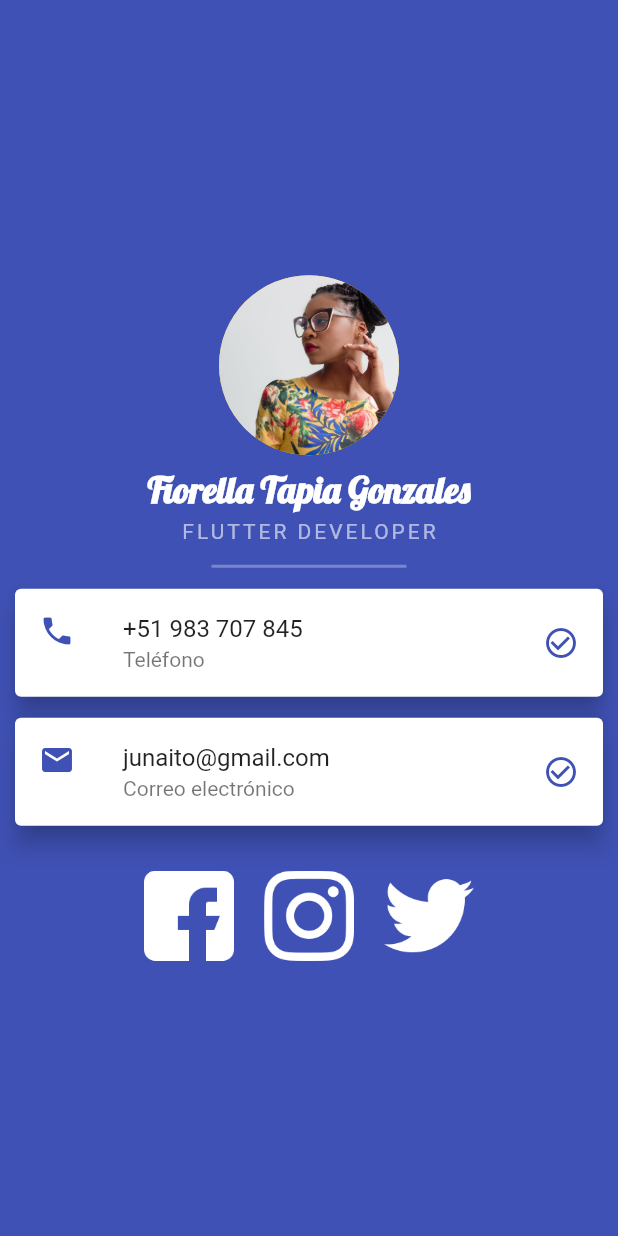
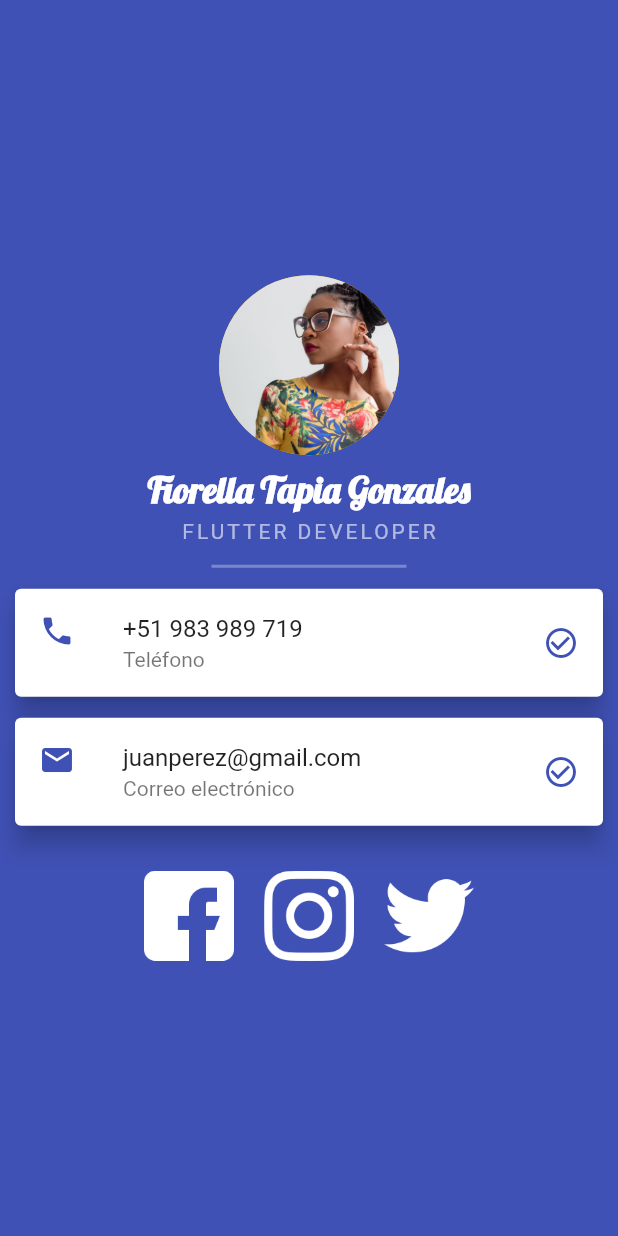
Before and after one commit to sabinokari/app_my_card, a Flutter app: the screen it shows after launch, on a phone screen of 412 x 824 dp. Run offline on Flutter 3.47's test engine with Material 2 defaults, Android fonts, the phone set to English and light mode, and no system bars.

Commit message:
app_my_card

```diff
--- a/lib/main.dart
+++ b/lib/main.dart
@@ -62,7 +62,7 @@ class MyApp extends StatelessWidget {
               color: Colors.white,
               elevation: 7.0,
               child: ListTile(
-                title: Text("+51 983 707 845"),
+                title: Text("+51 983 989 719"),
                 subtitle: Text("Teléfono"),
                 leading: Icon(
                   Icons.phone,
@@ -82,7 +82,7 @@ class MyApp extends StatelessWidget {
               color: Colors.white,
               elevation: 7.0,
               child: ListTile(
-                title: Text("junaito@gmail.com"),
+                title: Text("juanperez@gmail.com"),
                 subtitle: Text("Correo electrónico"),
                 leading: Icon(
                   Icons.mail,
```
